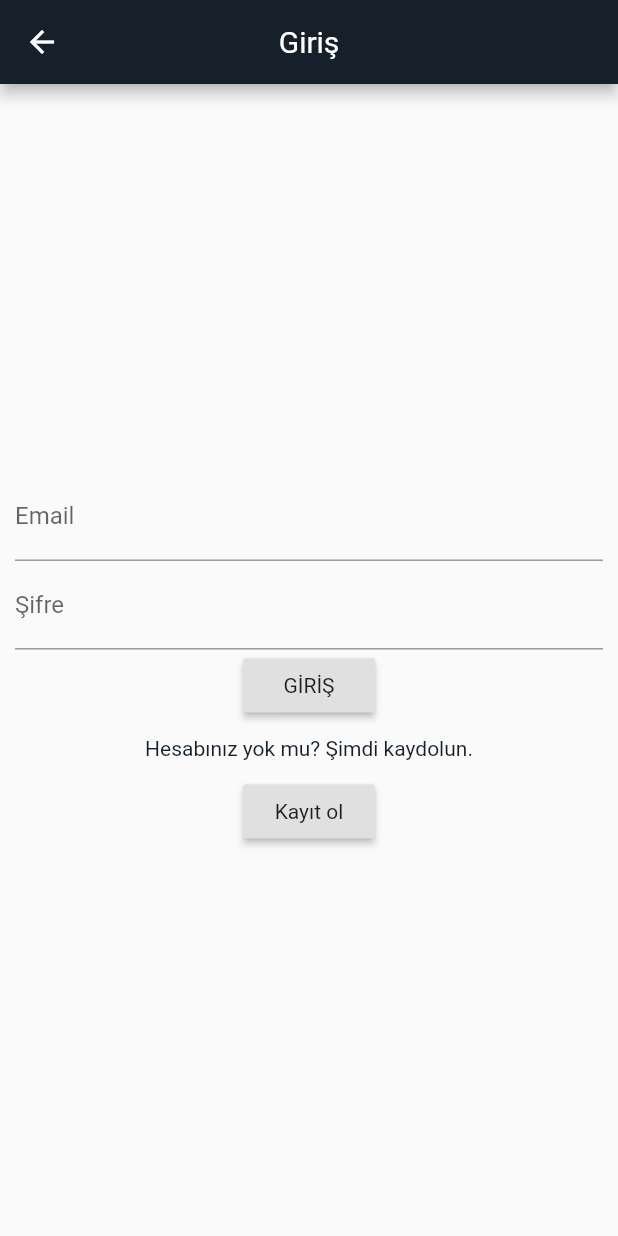
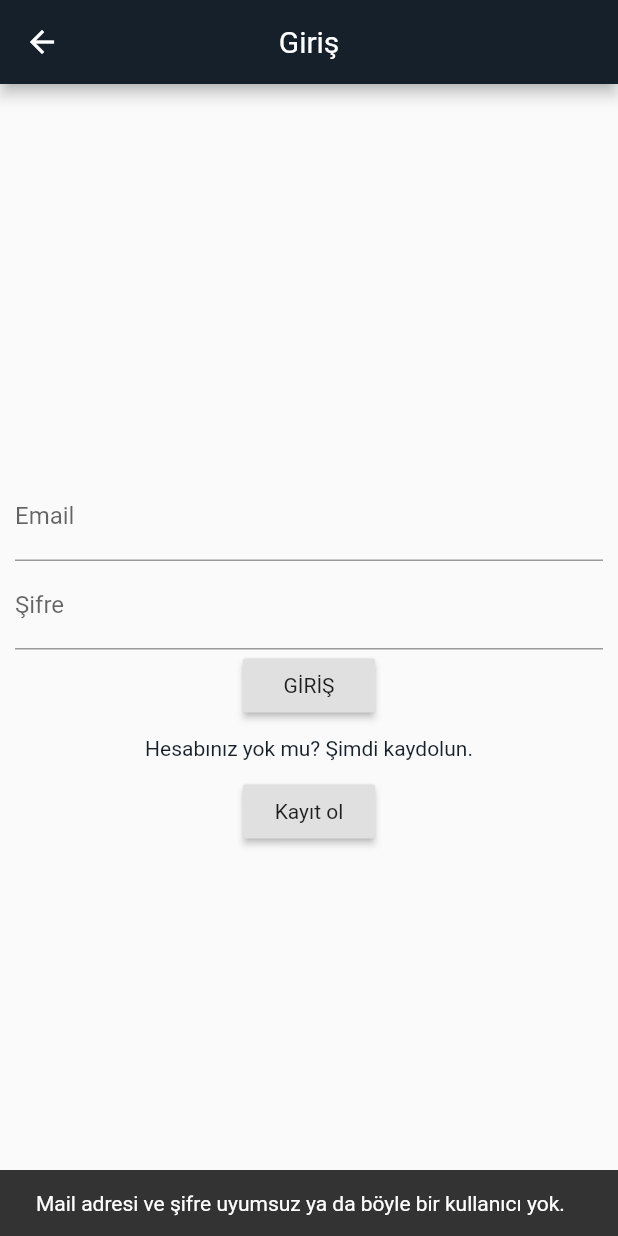
Before and after one commit to ibatuhanozdemir/belediyeler, a Flutter app: the Login screen opened directly, after a tap on "GİRİŞ", on a phone screen of 412 x 824 dp. Run offline on Flutter 3.47's test engine with Material 2 defaults, Android fonts, the phone set to English and light mode, and no system bars; our stand-ins replace animated_text_kit, cloud_firestore, firebase_auth, firebase_core, firebase_database, flutter_spinkit; accounts and stored records are empty; network calls fail.

Commit message:
kayıt snackbar her şeyiyle başarılı

```diff
--- a/lib/auth/login.dart
+++ b/lib/auth/login.dart
@@ -20,11 +20,18 @@ class _LoginState extends State<Login> {
   final AuthService _authService = AuthService();
   bool loading = false;
   final GlobalKey<ScaffoldState> scKey = GlobalKey<ScaffoldState>();
+  String snackBarText = "Mail adresi ve şifre uyumsuz ya da böyle bir kullanıcı yok.";
+  User fbUser = FirebaseAuth.instance.currentUser;
+
 
 
 
   @override
   Widget build(BuildContext context) {
+    final snackBar = SnackBar(
+      content: Text(snackBarText),
+      duration: Duration(seconds: 2),
+    );
     return loading
         ? spinner()
         : Scaffold(
@@ -73,11 +80,16 @@ class _LoginState extends State<Login> {
 
                             if (result == null) {
                               setState(() => loading = false);
+                              scKey.currentState.showSnackBar(snackBar);
                               print('error');
                             } else {
                               print('sig in');
                               setState(() => loading = false);
-
+                              if(fbUser.emailVerified ==false){
+                                snackBarText = "Lütfen mail adresinizi onaylayın";
+                                setState(() {});
+                                scKey.currentState.showSnackBar(snackBar);
+                              }
                               Navigator.pushReplacement(context, MaterialPageRoute(builder: (context)=> Chooser()));
                             }
                           },
--- a/lib/shared/spinner.dart
+++ b/lib/shared/spinner.dart
@@ -5,9 +5,9 @@ class spinner extends StatelessWidget {
   @override
   Widget build(BuildContext context) {
     return Container(
-      color: Colors.red,
+      color: Color(0xFF15202B),
       child: SpinKitChasingDots(
-        color: Colors.black,
+        color: Colors.white,
         size: 50,
       ),
     );
```
Also changed, not shown: lib/auth/register.dart (+14 -7 lines).
